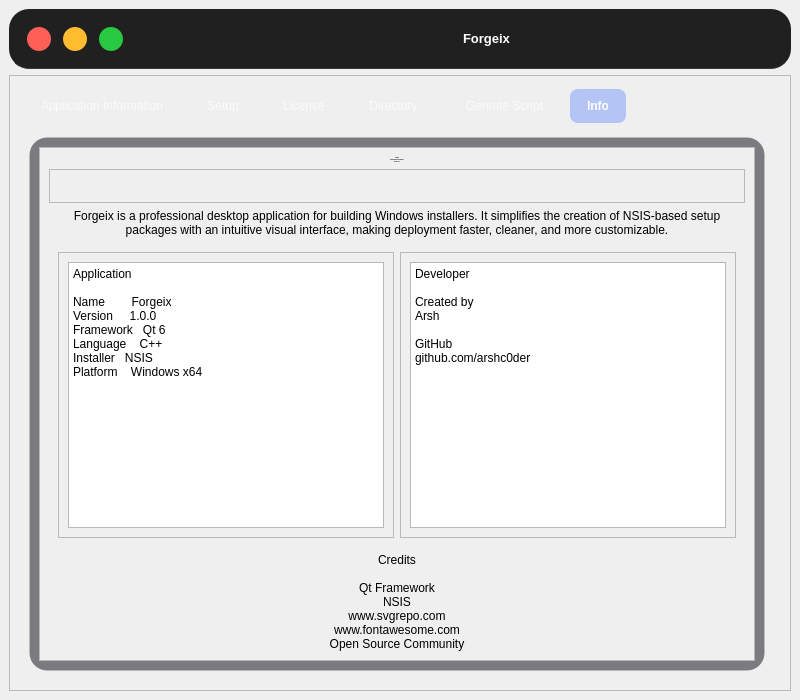
Before: the Qt Designer form mainwindow.ui in arshc0der/Forgeix-nsis-script-generator, drawn with Qt 5.
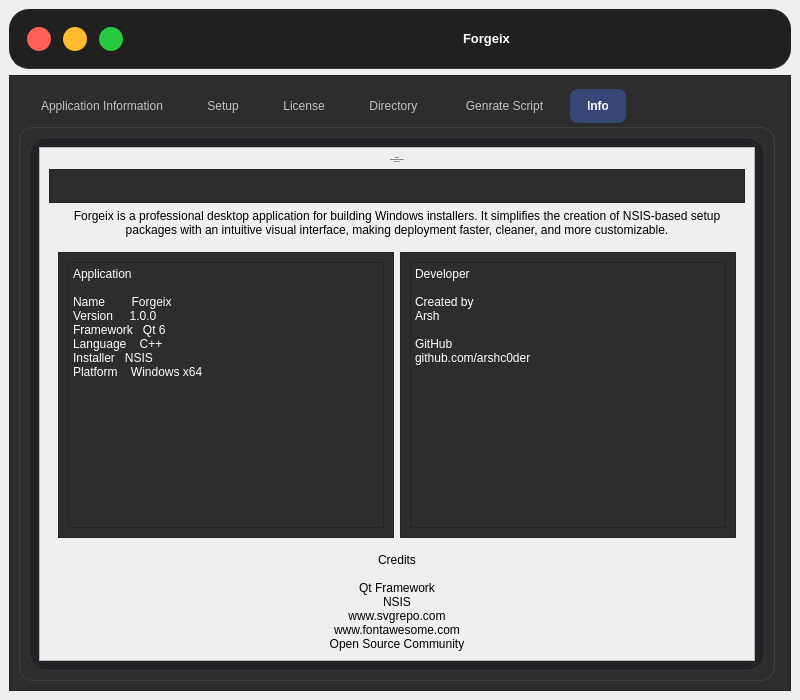
After: the same form once the commit is applied. The open tabs and pages were chosen to show the change. Icons and pictures are not drawn.

Commit message: Minor visual improvements and bug fixes - Patch Update v1.0.1

The edit to the form file:
```diff
--- a/mainwindow.ui
+++ b/mainwindow.ui
@@ -530,7 +530,7 @@
      </widget>
     </item>
     <item>
-     <widget class="QFrame" name="frame">
+     <widget class="QFrame" name="mainframe">
       <property name="styleSheet">
        <string notr="true">#leftPanel, #rightPanel ,#setupPanel,#LicensePanel,#DirectoryPanel,#GenrateScriptPanel,#InfoFramePanel{
     background-color: rgba(25, 25, 35, 140);
@@ -539,7 +539,9 @@
     border-radius: 18px;
 }
 
-</string>
+#mainframe{
+background-color: #2D2D2D;
+}</string>
       </property>
       <property name="frameShape">
        <enum>QFrame::Shape::StyledPanel</enum>
@@ -3182,6 +3184,9 @@
           <layout class="QHBoxLayout" name="horizontalLayout_26">
            <item>
             <widget class="QFrame" name="InfoFramePanel">
+             <property name="styleSheet">
+              <string notr="true"/>
+             </property>
              <property name="frameShape">
               <enum>QFrame::Shape::StyledPanel</enum>
              </property>
@@ -3232,6 +3237,9 @@
                       <verstretch>0</verstretch>
                      </sizepolicy>
                     </property>
+                    <property name="styleSheet">
+                     <string notr="true">background-color: #2D2D2D;</string>
+                    </property>
                     <property name="frameShape">
                      <enum>QFrame::Shape::StyledPanel</enum>
                     </property>
@@ -3285,6 +3293,10 @@
                     <layout class="QGridLayout" name="gridLayout_8">
                      <item row="0" column="0">
                       <widget class="QFrame" name="frame_14">
+                       <property name="styleSheet">
+                        <string notr="true">background-color: #2D2D2D;
+color: rgb(255, 255, 255);</string>
+                       </property>
                        <property name="frameShape">
                         <enum>QFrame::Shape::StyledPanel</enum>
                        </property>
@@ -3314,6 +3326,10 @@
                      </item>
                      <item row="0" column="1">
                       <widget class="QFrame" name="frame_15">
+                       <property name="styleSheet">
+                        <string notr="true">background-color: #2D2D2D;
+color: rgb(255, 255, 255);</string>
+                       </property>
                        <property name="frameShape">
                         <enum>QFrame::Shape::StyledPanel</enum>
                        </property>
```
Left out of the diff: 18 changed lines with no effect on the pictures. The commit also changes 1 other file.
